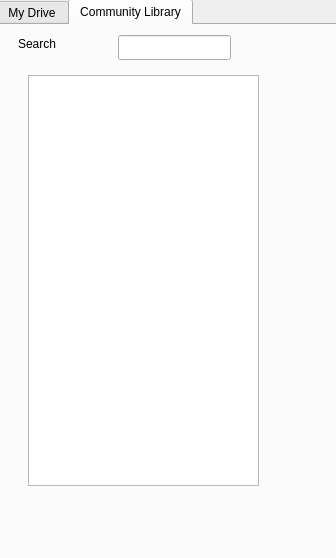
Qt form ellipsis_drive_dialog_base.ui (ellipsis-drive-internal/qgis-plugin) before a commit.
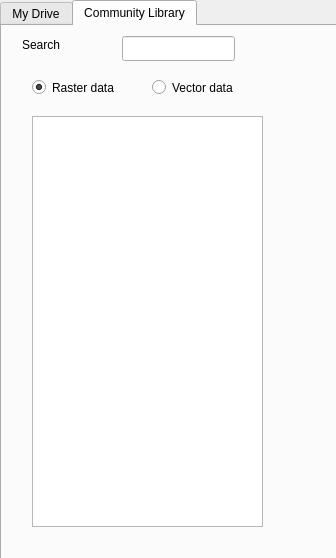
The same form after that commit. The open tabs and pages were chosen to show the change.

Commit message: add remember me button and switch for raster/vector data

```diff
--- a/ellipsis_drive_dialog_base.ui
+++ b/ellipsis_drive_dialog_base.ui
@@ -16,8 +16,8 @@
   <widget class="QTabWidget" name="tabWidget">
    <property name="geometry">
     <rect>
-     <x>-4</x>
-     <y>-1</y>
+     <x>0</x>
+     <y>0</y>
      <width>341</width>
      <height>561</height>
     </rect>
@@ -136,7 +136,7 @@
      <property name="geometry">
       <rect>
        <x>30</x>
-       <y>50</y>
+       <y>90</y>
        <width>231</width>
        <height>411</height>
       </rect>
@@ -165,6 +165,35 @@
       </rect>
      </property>
     </widget>
+    <widget class="QRadioButton" name="radioRaster">
+     <property name="geometry">
+      <rect>
+       <x>30</x>
+       <y>50</y>
+       <width>112</width>
+       <height>23</height>
+      </rect>
+     </property>
+     <property name="text">
+      <string>Raster data</string>
+     </property>
+     <property name="checked">
+      <bool>true</bool>
+     </property>
+    </widget>
+    <widget class="QRadioButton" name="radioVector">
+     <property name="geometry">
+      <rect>
+       <x>150</x>
+       <y>50</y>
+       <width>112</width>
+       <height>23</height>
+      </rect>
+     </property>
+     <property name="text">
+      <string>Vector data</string>
+     </property>
+    </widget>
    </widget>
   </widget>
  </widget>
```
Left out of the diff: 17 changed lines with no effect on the pictures. The commit also changes 1 other file.
